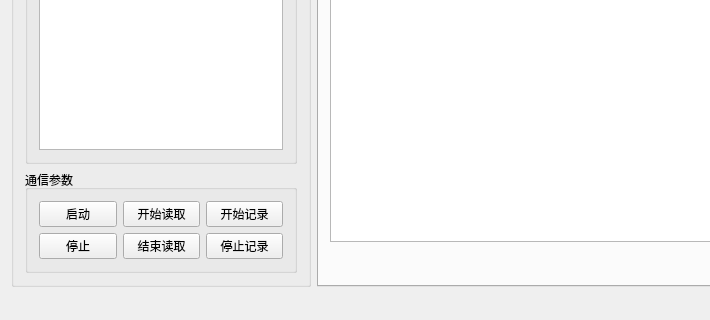
This is mainwindow.ui in byteman/bullet as Qt 5 draws it before an edit; both pictures show x 0 to 710 and y 437 to 757 of the 1330 by 757 pixel window. The edited form follows.
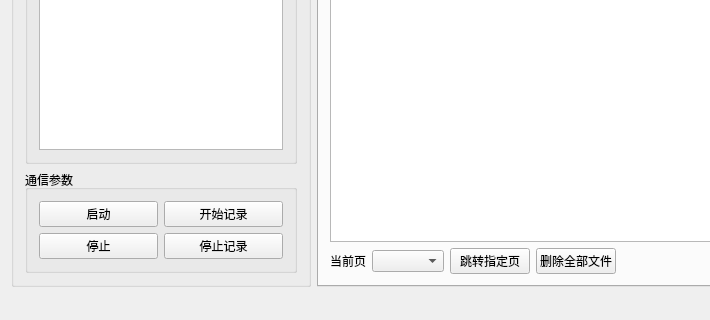
This is the edited form. The open tabs and pages were chosen to show the change. Custom widgets are drawn as their Qt base class.

Commit message: 搞定文件同步下载功能 搞定分页查询文件列表功能

The edit to the form file:
```diff
--- a/mainwindow.ui
+++ b/mainwindow.ui
@@ -77,20 +77,20 @@
           <string>通信参数</string>
          </property>
          <layout class="QGridLayout" name="gridLayout">
-          <item row="2" column="2">
-           <widget class="QPushButton" name="btnStop_2">
-            <property name="text">
-             <string>停止记录</string>
-            </property>
-           </widget>
-          </item>
-          <item row="1" column="2">
+          <item row="1" column="1">
            <widget class="QPushButton" name="btnStart">
             <property name="text">
              <string>开始记录</string>
             </property>
            </widget>
           </item>
+          <item row="2" column="1">
+           <widget class="QPushButton" name="btnStop_2">
+            <property name="text">
+             <string>停止记录</string>
+            </property>
+           </widget>
+          </item>
           <item row="1" column="0">
            <widget class="QPushButton" name="btnWaveStart">
             <property name="text">
@@ -105,20 +105,6 @@
             </property>
            </widget>
           </item>
-          <item row="1" column="1">
-           <widget class="QPushButton" name="btnStartSend">
-            <property name="text">
-             <string>开始读取</string>
-            </property>
-           </widget>
-          </item>
-          <item row="2" column="1">
-           <widget class="QPushButton" name="btnStopRead">
-            <property name="text">
-             <string>结束读取</string>
-            </property>
-           </widget>
-          </item>
          </layout>
         </widget>
        </item>
@@ -722,6 +708,30 @@
         </item>
         <item>
          <layout class="QHBoxLayout" name="horizontalLayout_5">
+          <item>
+           <widget class="QLabel" name="label_10">
+            <property name="text">
+             <string>当前页</string>
+            </property>
+           </widget>
+          </item>
+          <item>
+           <widget class="QComboBox" name="cbxCurPage"/>
+          </item>
+          <item>
+           <widget class="QPushButton" name="btnGo">
+            <property name="text">
+             <string>跳转指定页</string>
+            </property>
+           </widget>
+          </item>
+          <item>
+           <widget class="QPushButton" name="btnDelAll">
+            <property name="text">
+             <string>删除全部文件</string>
+            </property>
+           </widget>
+          </item>
           <item>
            <spacer name="horizontalSpacer_2">
             <property name="orientation">
```
Left out of the diff: 4 changed lines with no effect on the pictures. The commit also changes 12 other files.
